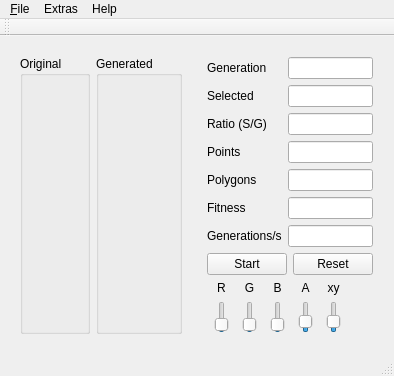
This is mainwindow.ui in superkartoffel/evo-cubist as Qt 5 draws it before an edit. The edited form follows.
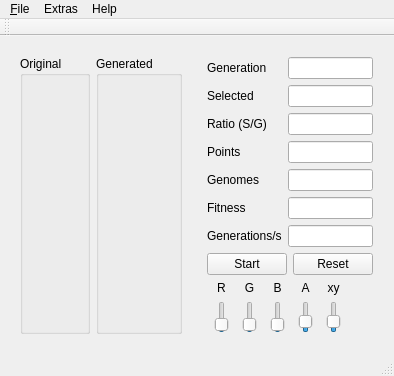
This is the edited form.

Patch:
```diff
--- a/mainwindow.ui
+++ b/mainwindow.ui
@@ -131,7 +131,7 @@
           <item row="4" column="0">
            <widget class="QLabel" name="label_4">
             <property name="text">
-             <string>Polygons</string>
+             <string>Genomes</string>
             </property>
            </widget>
           </item>
```
Left out of the diff: 2 changed lines with no effect on the pictures.
